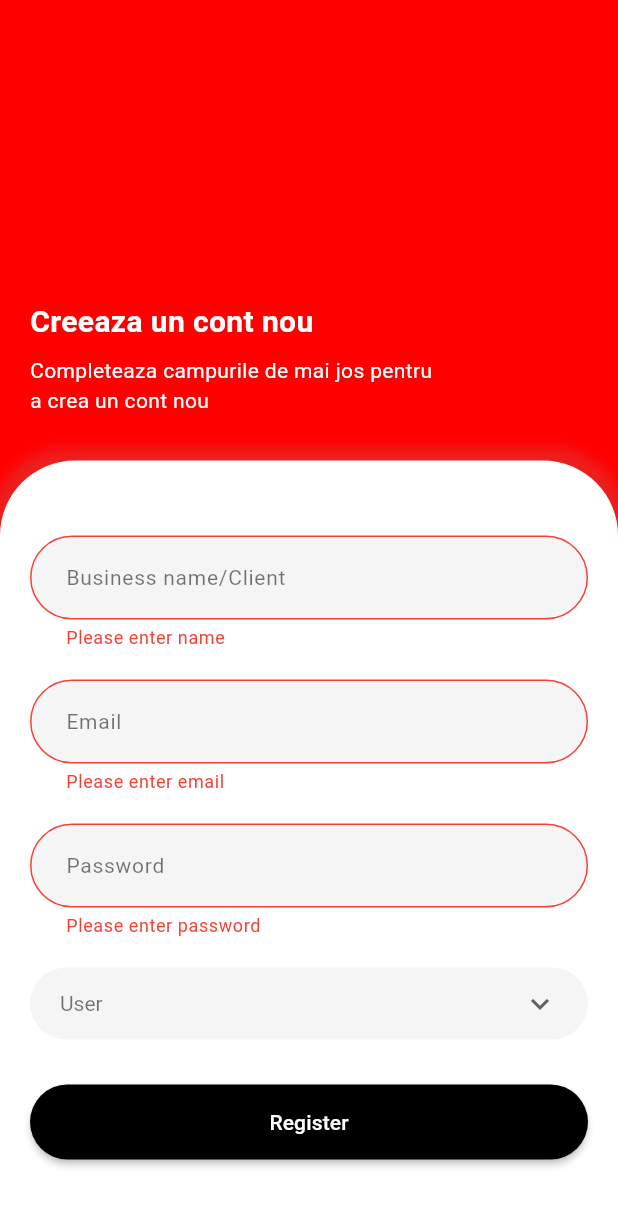
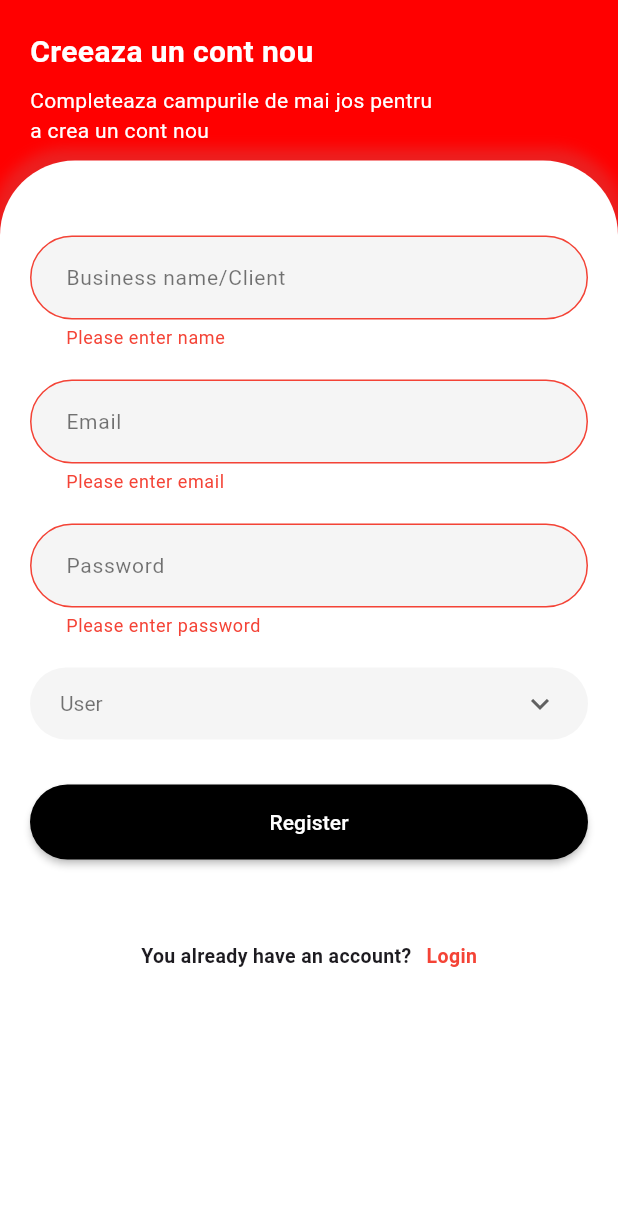
Before and after one commit to svraluca/acumacumapp, a Flutter app: the SignupPage screen opened directly, after a tap on "Register", on a phone screen of 412 x 824 dp. Shown: the top 1206 px of the screen. Run offline on Flutter 3.47's test engine with Material 3 defaults, Android fonts, the light colour scheme and no system bars; our stand-ins replace bubble_bottom_bar, cached_network_image, carousel_slider, cloud_firestore, firebase_auth, firebase_core and 22 more; missing offline and left inert: add_2_calendar, algolia, direct_select, easy_pdf_viewer, fl_geocoder, flutter_stripe and 2 more; accounts and stored records are empty; Roboto replaces fonts that are missing (Antra).

Commit message:
Update SignUp.dart

```diff
--- a/lib/ui/SignUp.dart
+++ b/lib/ui/SignUp.dart
@@ -3,6 +3,8 @@ import 'dart:ui';
 import 'package:flutter/material.dart';
 import 'package:rflutter_alert/rflutter_alert.dart';
 import 'package:cloud_firestore/cloud_firestore.dart';
+import 'package:firebase_messaging/firebase_messaging.dart';
+import 'package:firebase_core/firebase_core.dart';
 
 import 'package:acumacum/ui/HomePage.dart';
 import 'package:acumacum/ui/auth.dart';
@@ -72,21 +74,12 @@ class SignupPageState extends State<SignupPage> {
           )
         : Scaffold(
             backgroundColor: const Color(0xFFFF0000),
-            resizeToAvoidBottomInset: true,
+            resizeToAvoidBottomInset: false,
             body: SafeArea(
-              child: GestureDetector(
-                onTap: () {
-                  // Dismiss keyboard when tapping outside
-                  FocusScope.of(context).unfocus();
-                },
-                child: SingleChildScrollView(
-                  child: Padding(
-                    padding: EdgeInsets.only(
-                      bottom: MediaQuery.of(context).viewInsets.bottom,
-                    ),
               child: Column(
+                mainAxisSize: MainAxisSize.max,
                 children: [
-                        const SizedBox(height: 200),
+                  const SizedBox(height: 20),
                   const Padding(
                     padding: EdgeInsets.only(left: 20.0),
                     child: Align(
@@ -95,7 +88,7 @@ class SignupPageState extends State<SignupPage> {
                         crossAxisAlignment: CrossAxisAlignment.start,
                         children: [
                           Text(
-                                  'Creeaza un cont nou',  // Changed text for SignUp
+                            'Creeaza un cont nou',
                             style: TextStyle(
                               color: Colors.white,
                               fontSize: 20,
@@ -104,7 +97,7 @@ class SignupPageState extends State<SignupPage> {
                           ),
                           SizedBox(height: 8),
                           Text(
-                                  'Completeaza campurile de mai jos pentru\na crea un cont nou',  // Changed text for SignUp
+                            'Completeaza campurile de mai jos pentru\na crea un cont nou',
                             style: TextStyle(
                               color: Colors.white,
                               fontSize: 14,
@@ -114,7 +107,7 @@ class SignupPageState extends State<SignupPage> {
                       ),
                     ),
                   ),
-                        const SizedBox(height: 30),
+                  const SizedBox(height: 10),
                   Expanded(
                     child: Container(
                       width: MediaQuery.of(context).size.width,
@@ -133,8 +126,13 @@ class SignupPageState extends State<SignupPage> {
                           ),
                         ],
                       ),
+                      child: SingleChildScrollView(
                         child: Padding(
-                              padding: const EdgeInsets.all(20),
+                          padding: const EdgeInsets.only(
+                            top: 20,
+                            left: 20,
+                            right: 20,
+                          ),
                           child: Form(
                             key: _formKey,
                             child: Column(
@@ -367,19 +365,9 @@ class SignupPageState extends State<SignupPage> {
                                       if (_formKey.currentState!.validate()) {
                                         setState(() => loading = true);
 
-                                            // Trim and validate input values
                                         final trimmedEmail = email.trim();
                                         final trimmedPassword = password.trim();
                                         final trimmedName = name.trim();
-
-                                            if (trimmedEmail.isEmpty || trimmedPassword.isEmpty || trimmedName.isEmpty) {
-                                              setState(() {
-                                                error = 'Please fill in all fields';
-                                                loading = false;
-                                              });
-                                              errorAlert();
-                                              return;
-                                            }
 
                                         Response result = await authentication.createUserWithEmailAndPassword(
                                           trimmedEmail,
@@ -396,6 +384,61 @@ class SignupPageState extends State<SignupPage> {
                                           errorAlert();
                                         } else {
                                           try {
+                                            print('User ID retrieved after registration: ${result.data}');
+                                            String notificationToken = result.data ?? ''; // Handle nullable String
+
+                                            // Try to get FCM token only for User role
+                                            if (dropdownvalue == 'User') {
+                                              try {
+                                                print('Getting FCM token for User role...');
+                                                await Firebase.initializeApp();
+
+                                                // Request notification permissions
+                                                NotificationSettings settings = await FirebaseMessaging.instance.requestPermission(
+                                                  alert: true,
+                                                  badge: true,
+                                                  sound: true,
+                                                  provisional: false,
+                                                );
+
+                                                if (settings.authorizationStatus == AuthorizationStatus.authorized) {
+                                                  // Try to get token
+                                                  String? fcmToken = await FirebaseMessaging.instance.getToken();
+                                                  if (fcmToken != null && fcmToken.isNotEmpty) {
+                                                    notificationToken = fcmToken;
+                                                    print('FCM Token retrieved successfully: $fcmToken');
+                                                  } else {
+                                                    print('FCM Token was null, using UID instead: ${result.data}');
+                                                  }
+                                                } else {
+                                                  print('Notification permissions not granted, using UID: ${result.data}');
+                                                }
+                                              } catch (e) {
+                                                print('Error getting FCM token, using UID instead: ${result.data}');
+                                              }
+                                            }
+
+                                            // Create user data with the determined notification token
+                                            Map<String, dynamic> userData = {
+                                              'email': trimmedEmail,
+                                              'name': trimmedName,
+                                              'userRole': dropdownvalue,
+                                              'password': trimmedPassword,
+                                              'uid': result.data ?? '',
+                                              'createdAt': FieldValue.serverTimestamp(),
+                                              'newChat': true,
+                                              'notificationToken': notificationToken,
+                                            };
+
+                                            // Save to Firestore
+                                            await FirebaseFirestore.instance
+                                                .collection('Users')
+                                                .doc(result.data)
+                                                .set(userData);
+
+                                            print('User data saved with notification token: $notificationToken');
+
+                                            // Navigate based on role
                                             if (dropdownvalue == 'Business') {
                                               Navigator.pushReplacement(
                                                 context,
@@ -407,25 +450,37 @@ class SignupPageState extends State<SignupPage> {
                                                 MaterialPageRoute(builder: (_) => const Homepage()),
                                               );
                                             }
+                                          } catch (e) {
+                                            print('Error in user creation process: $e');
+                                            // Create user with UID as notification token if there was an error
+                                            Map<String, dynamic> fallbackUserData = {
+                                              'email': trimmedEmail,
+                                              'name': trimmedName,
+                                              'userRole': dropdownvalue,
+                                              'password': trimmedPassword,
+                                              'uid': result.data ?? '',
+                                              'createdAt': FieldValue.serverTimestamp(),
+                                              'newChat': true,
+                                              'notificationToken': result.data ?? '',
+                                            };
 
                                             await FirebaseFirestore.instance
                                                 .collection('Users')
                                                 .doc(result.data)
-                                                    .set({
-                                                  'email': trimmedEmail,
-                                                  'name': trimmedName,
-                                                  'userRole': dropdownvalue,
-                                                  'password': trimmedPassword,
-                                                  'uid': result.data,
-                                                  'createdAt': FieldValue.serverTimestamp(),
-                                                });
-                                              } catch (e) {
-                                                print('Error saving user data: $e');
-                                                setState(() {
-                                                  error = 'Error creating account. Please try again.';
-                                                  loading = false;
-                                                });
-                                                errorAlert();
+                                                .set(fallbackUserData);
+
+                                            // Navigate even if there was an error
+                                            if (dropdownvalue == 'Business') {
+                                              Navigator.pushReplacement(
+                                                context,
+                                                MaterialPageRoute(builder: (_) => const BusinessPage()),
+                                              );
+                                            } else {
+                                              Navigator.pushReplacement(
+                                                context,
+                                                MaterialPageRoute(builder: (_) => const Homepage()),
+                                              );
+                                            }
                                           }
                                         }
                                       }
@@ -454,10 +509,8 @@ class SignupPageState extends State<SignupPage> {
                         ),
                       ),
                     ),
+                  ),
                 ],
-                    ),
-                  ),
-                ),
               ),
             ),
           );
@@ -514,6 +567,61 @@ class SignupPageState extends State<SignupPage> {
       ),
     );
   }
+
+  Future<String?> _initializeAndGetToken() async {
+    try {
+      // Ensure Firebase is initialized
+      if (!Firebase.apps.isNotEmpty) {
+        await Firebase.initializeApp();
+      }
+
+      // Request permissions with all options
+      NotificationSettings settings = await FirebaseMessaging.instance.requestPermission(
+        alert: true,
+        badge: true,
+        sound: true,
+        provisional: false,
+        announcement: false,
+        carPlay: false,
+        criticalAlert: false,
+      );
+
+      print('Notification permission status: ${settings.authorizationStatus}');
+
+      if (settings.authorizationStatus == AuthorizationStatus.authorized ||
+          settings.authorizationStatus == AuthorizationStatus.provisional) {
+
+        // Configure FCM options
+        await FirebaseMessaging.instance.setForegroundNotificationPresentationOptions(
+          alert: true,
+          badge: true,
+          sound: true,
+        );
+
+        try {
+          print('Attempting to get FCM token...');
+          String? token = await FirebaseMessaging.instance.getToken();
+
+          if (token != null && token.isNotEmpty) {
+            print('Successfully retrieved FCM token: $token');
+            return token;
+          } else {
+            print('FCM token is null or empty');
+            return null;
+          }
+        } catch (e) {
+          print('Error getting FCM token: $e');
+          return null;
+        }
+      } else {
+        print('Notification permissions not granted');
+        return null;
+      }
+    } catch (e) {
+      print('Fatal error in getNotificationToken: $e');
+      return null;
+    }
+  }
 }
 
 class MySelectionItem extends StatelessWidget {
```
Lines whose indentation alone changed are shown as unchanged.
